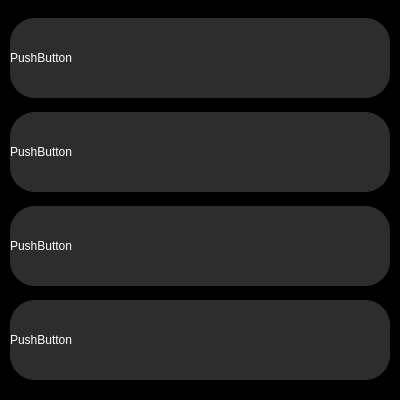
Old version of the form gui/main_page.ui in the repository AlbertLiDesign/ChatBot2024.
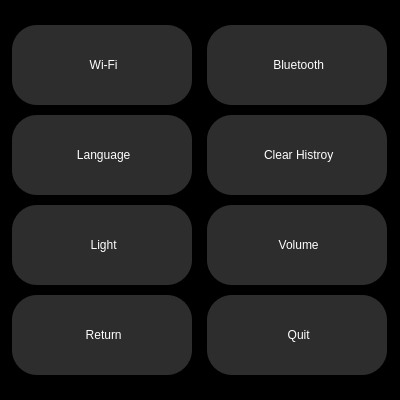
New version of the form. The open tabs and pages were chosen to show the change. Icons and pictures are not drawn.

Patch:
```diff
--- a/gui/main_page.ui
+++ b/gui/main_page.ui
@@ -1960,8 +1960,16 @@
               </rect>
              </property>
              <layout class="QGridLayout" name="gridLayout">
+              <item row="3" column="0">
+               <layout class="QGridLayout" name="setting_grid_layout">
+                <property name="horizontalSpacing">
+                 <number>15</number>
+                </property>
+                <property name="verticalSpacing">
+                 <number>10</number>
+                </property>
               <item row="0" column="0">
-               <widget class="QPushButton" name="pushButton">
+                 <widget class="QPushButton" name="wifi_btn">
                 <property name="sizePolicy">
                  <sizepolicy hsizetype="Fixed" vsizetype="Fixed">
                   <horstretch>0</horstretch>
@@ -1970,13 +1978,13 @@
                 </property>
                 <property name="minimumSize">
                  <size>
-                  <width>350</width>
-                  <height>60</height>
+                    <width>180</width>
+                    <height>80</height>
                  </size>
                 </property>
                 <property name="maximumSize">
                  <size>
-                  <width>380</width>
+                    <width>180</width>
                   <height>80</height>
                  </size>
                 </property>
@@ -2160,7 +2168,7 @@
     color:rgb(255,255,255);
 	font: 15pt &quot;Segoe UI&quot;;
     border-radius: 25px;/* 设置圆角半径 */
-	text-align : left
+	qproperty-icon:url(:/wifi/300ppi/wifi_w.png)
 }
 
 
@@ -2177,233 +2185,18 @@
 }</string>
                 </property>
                 <property name="text">
-                 <string>PushButton</string>
-                </property>
-               </widget>
-              </item>
-              <item row="3" column="0">
-               <widget class="QPushButton" name="pushButton_4">
-                <property name="sizePolicy">
-                 <sizepolicy hsizetype="Fixed" vsizetype="Fixed">
-                  <horstretch>0</horstretch>
-                  <verstretch>0</verstretch>
-                 </sizepolicy>
-                </property>
-                <property name="minimumSize">
+                   <string> Wi-Fi</string>
+                  </property>
+                  <property name="iconSize">
                  <size>
-                  <width>350</width>
-                  <height>60</height>
-                 </size>
-                </property>
-                <property name="maximumSize">
-                 <size>
-                  <width>380</width>
-                  <height>80</height>
-                 </size>
-                </property>
-                <property name="palette">
-                 <palette>
-                  <active>
-                   <colorrole role="WindowText">
-                    <brush brushstyle="SolidPattern">
-                     <color alpha="255">
-                      <red>255</red>
-                      <green>255</green>
-                      <blue>255</blue>
-                     </color>
-                    </brush>
-                   </colorrole>
-                   <colorrole role="Button">
-                    <brush brushstyle="SolidPattern">
-                     <color alpha="255">
-                      <red>45</red>
-                      <green>45</green>
-                      <blue>45</blue>
-                     </color>
-                    </brush>
-                   </colorrole>
-                   <colorrole role="Text">
-                    <brush brushstyle="SolidPattern">
-                     <color alpha="255">
-                      <red>255</red>
-                      <green>255</green>
-                      <blue>255</blue>
-                     </color>
-                    </brush>
-                   </colorrole>
-                   <colorrole role="ButtonText">
-                    <brush brushstyle="SolidPattern">
-                     <color alpha="255">
-                      <red>255</red>
-                      <green>255</green>
-                      <blue>255</blue>
-                     </color>
-                    </brush>
-                   </colorrole>
-                   <colorrole role="Base">
-                    <brush brushstyle="SolidPattern">
-                     <color alpha="255">
-                      <red>45</red>
-                      <green>45</green>
-                      <blue>45</blue>
-                     </color>
-                    </brush>
-                   </colorrole>
-                   <colorrole role="Window">
-                    <brush brushstyle="SolidPattern">
-                     <color alpha="255">
-                      <red>45</red>
-                      <green>45</green>
-                      <blue>45</blue>
-                     </color>
-                    </brush>
-                   </colorrole>
-                  </active>
-                  <inactive>
-                   <colorrole role="WindowText">
-                    <brush brushstyle="SolidPattern">
-                     <color alpha="255">
-                      <red>255</red>
-                      <green>255</green>
-                      <blue>255</blue>
-                     </color>
-                    </brush>
-                   </colorrole>
-                   <colorrole role="Button">
-                    <brush brushstyle="SolidPattern">
-                     <color alpha="255">
-                      <red>45</red>
-                      <green>45</green>
-                      <blue>45</blue>
-                     </color>
-                    </brush>
-                   </colorrole>
-                   <colorrole role="Text">
-                    <brush brushstyle="SolidPattern">
-                     <color alpha="255">
-                      <red>255</red>
-                      <green>255</green>
-                      <blue>255</blue>
-                     </color>
-                    </brush>
-                   </colorrole>
-                   <colorrole role="ButtonText">
-                    <brush brushstyle="SolidPattern">
-                     <color alpha="255">
-                      <red>255</red>
-                      <green>255</green>
-                      <blue>255</blue>
-                     </color>
-                    </brush>
-                   </colorrole>
-                   <colorrole role="Base">
-                    <brush brushstyle="SolidPattern">
-                     <color alpha="255">
-                      <red>45</red>
-                      <green>45</green>
-                      <blue>45</blue>
-                     </color>
-                    </brush>
-                   </colorrole>
-                   <colorrole role="Window">
-                    <brush brushstyle="SolidPattern">
-                     <color alpha="255">
-                      <red>45</red>
-                      <green>45</green>
-                      <blue>45</blue>
-                     </color>
-                    </brush>
-                   </colorrole>
-                  </inactive>
-                  <disabled>
-                   <colorrole role="WindowText">
-                    <brush brushstyle="SolidPattern">
-                     <color alpha="255">
-                      <red>255</red>
-                      <green>255</green>
-                      <blue>255</blue>
-                     </color>
-                    </brush>
-                   </colorrole>
-                   <colorrole role="Button">
-                    <brush brushstyle="SolidPattern">
-                     <color alpha="255">
-                      <red>45</red>
-                      <green>45</green>
-                      <blue>45</blue>
-                     </color>
-                    </brush>
-                   </colorrole>
-                   <colorrole role="Text">
-                    <brush brushstyle="SolidPattern">
-                     <color alpha="255">
-                      <red>255</red>
-                      <green>255</green>
-                      <blue>255</blue>
-                     </color>
-                    </brush>
-                   </colorrole>
-                   <colorrole role="ButtonText">
-                    <brush brushstyle="SolidPattern">
-                     <color alpha="255">
-                      <red>255</red>
-                      <green>255</green>
-                      <blue>255</blue>
-                     </color>
-                    </brush>
-                   </colorrole>
-                   <colorrole role="Base">
-                    <brush brushstyle="SolidPattern">
-                     <color alpha="255">
-                      <red>45</red>
-                      <green>45</green>
-                      <blue>45</blue>
-                     </color>
-                    </brush>
-                   </colorrole>
-                   <colorrole role="Window">
-                    <brush brushstyle="SolidPattern">
-                     <color alpha="255">
-                      <red>45</red>
-                      <green>45</green>
-                      <blue>45</blue>
-                     </color>
-                    </brush>
-                   </colorrole>
-                  </disabled>
-                 </palette>
-                </property>
-                <property name="styleSheet">
-                 <string notr="true">/* 默认状态 */
-QPushButton {
-    background-color: rgb(45,45,45);
-    border: none;
-    color:rgb(255,255,255);
-	font: 15pt &quot;Segoe UI&quot;;
-    border-radius: 25px;/* 设置圆角半径 */
-	text-align : left
-}
-
-
-/* 悬停状态 */
-QPushButton:hover {
-    background-color: rgb(70, 227, 162);
-	qproperty-icon: url(:/dia/300ppi/dia_b.png)
-}
-
-/* 按下状态 */
-QPushButton:pressed {
-    background-color: rgb(62, 204, 145);
-	qproperty-icon: url(:/dia/300ppi/dia_b.png)
-}</string>
-                </property>
-                <property name="text">
-                 <string>PushButton</string>
-                </property>
-               </widget>
-              </item>
-              <item row="2" column="0">
-               <widget class="QPushButton" name="pushButton_3">
+                    <width>32</width>
+                    <height>32</height>
+                   </size>
+                  </property>
+                 </widget>
+                </item>
+                <item row="0" column="1">
+                 <widget class="QPushButton" name="bluetooth_btn">
                 <property name="sizePolicy">
                  <sizepolicy hsizetype="Fixed" vsizetype="Fixed">
                   <horstretch>0</horstretch>
@@ -2412,13 +2205,13 @@
                 </property>
                 <property name="minimumSize">
                  <size>
-                  <width>350</width>
-                  <height>60</height>
+                    <width>180</width>
+                    <height>80</height>
                  </size>
                 </property>
                 <property name="maximumSize">
                  <size>
-                  <width>380</width>
+                    <width>180</width>
                   <height>80</height>
                  </size>
                 </property>
@@ -2602,7 +2395,7 @@
     color:rgb(255,255,255);
 	font: 15pt &quot;Segoe UI&quot;;
     border-radius: 25px;/* 设置圆角半径 */
-	text-align : left
+	qproperty-icon:url(:/bluetooth/300ppi/bluetooth_w.png)
 }
 
 
@@ -2619,12 +2412,18 @@
 }</string>
                 </property>
                 <property name="text">
-                 <string>PushButton</string>
+                   <string> Bluetooth</string>
+                  </property>
+                  <property name="iconSize">
+                   <size>
+                    <width>32</width>
+                    <height>32</height>
+                   </size>
                 </property>
                </widget>
               </item>
               <item row="1" column="0">
-               <widget class="QPushButton" name="pushButton_2">
+                 <widget class="QPushButton" name="language_btn">
                 <property name="sizePolicy">
                  <sizepolicy hsizetype="Fixed" vsizetype="Fixed">
                   <horstretch>0</horstretch>
@@ -2633,13 +2432,13 @@
                 </property>
                 <property name="minimumSize">
                  <size>
-                  <width>350</width>
-                  <height>60</height>
+                    <width>180</width>
+                    <height>80</height>
                  </size>
                 </property>
                 <property name="maximumSize">
                  <size>
-                  <width>380</width>
+                    <width>180</width>
                   <height>80</height>
                  </size>
                 </property>
@@ -2823,7 +2622,7 @@
     color:rgb(255,255,255);
 	font: 15pt &quot;Segoe UI&quot;;
     border-radius: 25px;/* 设置圆角半径 */
-	text-align : left
+	qproperty-icon:url(:/language/300ppi/language_w.png)
 }
 
 
@@ -2840,9 +2639,440 @@
 }</string>
                 </property>
                 <property name="text">
-                 <string>PushButton</string>
-                </property>
-               </widget>
+                   <string> Language</string>
+                  </property>
+                  <property name="iconSize">
+                   <size>
+                    <width>32</width>
+                    <height>32</height>
+                   </size>
+                  </property>
+                 </widget>
+                </item>
+                <item row="1" column="1">
+                 <widget class="QPushButton" name="clear_history_btn">
+                  <property name="sizePolicy">
+                   <sizepolicy hsizetype="Fixed" vsizetype="Fixed">
+                    <horstretch>0</horstretch>
+                    <verstretch>0</verstretch>
+                   </sizepolicy>
+                  </property>
+                  <property name="minimumSize">
+                   <size>
+                    <width>180</width>
+                    <height>80</height>
+                   </size>
+                  </property>
+                  <property name="maximumSize">
+                   <size>
+                    <width>180</width>
+                    <height>80</height>
+                   </size>
+                  </property>
+                  <property name="palette">
+                   <palette>
+                    <active>
+                     <colorrole role="WindowText">
+                      <brush brushstyle="SolidPattern">
+                       <color alpha="255">
+                        <red>255</red>
+                        <green>255</green>
+                        <blue>255</blue>
+                       </color>
+                      </brush>
+                     </colorrole>
+                     <colorrole role="Button">
+                      <brush brushstyle="SolidPattern">
+                       <color alpha="255">
+                        <red>45</red>
+                        <green>45</green>
+                        <blue>45</blue>
+                       </color>
+                      </brush>
+                     </colorrole>
+                     <colorrole role="Text">
+                      <brush brushstyle="SolidPattern">
+                       <color alpha="255">
+                        <red>255</red>
+                        <green>255</green>
+                        <blue>255</blue>
+                       </color>
+                      </brush>
+                     </colorrole>
+                     <colorrole role="ButtonText">
+                      <brush brushstyle="SolidPattern">
+                       <color alpha="255">
+                        <red>255</red>
+                        <green>255</green>
+                        <blue>255</blue>
+                       </color>
+                      </brush>
+                     </colorrole>
+                     <colorrole role="Base">
+                      <brush brushstyle="SolidPattern">
+                       <color alpha="255">
+                        <red>45</red>
+                        <green>45</green>
+                        <blue>45</blue>
+                       </color>
+                      </brush>
+                     </colorrole>
+                     <colorrole role="Window">
+                      <brush brushstyle="SolidPattern">
+                       <color alpha="255">
+                        <red>45</red>
+                        <green>45</green>
+                        <blue>45</blue>
+                       </color>
+                      </brush>
+                     </colorrole>
+                    </active>
+                    <inactive>
+                     <colorrole role="WindowText">
+                      <brush brushstyle="SolidPattern">
+                       <color alpha="255">
+                        <red>255</red>
+                        <green>255</green>
+                        <blue>255</blue>
+                       </color>
+                      </brush>
+                     </colorrole>
+                     <colorrole role="Button">
+                      <brush brushstyle="SolidPattern">
+                       <color alpha="255">
+                        <red>45</red>
+                        <green>45</green>
+                        <blue>45</blue>
+                       </color>
+                      </brush>
+                     </colorrole>
+                     <colorrole role="Text">
+                      <brush brushstyle="SolidPattern">
+                       <color alpha="255">
+                        <red>255</red>
+                        <green>255</green>
+                        <blue>255</blue>
+                       </color>
+                      </brush>
+                     </colorrole>
+                     <colorrole role="ButtonText">
+                      <brush brushstyle="SolidPattern">
+                       <color alpha="255">
+                        <red>255</red>
+                        <green>255</green>
+                        <blue>255</blue>
+                       </color>
+                      </brush>
+                     </colorrole>
+                     <colorrole role="Base">
+                      <brush brushstyle="SolidPattern">
+                       <color alpha="255">
+                        <red>45</red>
+                        <green>45</green>
+                        <blue>45</blue>
+                       </color>
+                      </brush>
+                     </colorrole>
+                     <colorrole role="Window">
+                      <brush brushstyle="SolidPattern">
+                       <color alpha="255">
+                        <red>45</red>
+                        <green>45</green>
+                        <blue>45</blue>
+                       </color>
+                      </brush>
+                     </colorrole>
+                    </inactive>
+                    <disabled>
+                     <colorrole role="WindowText">
+                      <brush brushstyle="SolidPattern">
+                       <color alpha="255">
+                        <red>255</red>
+                        <green>255</green>
+                        <blue>255</blue>
+                       </color>
+                      </brush>
+                     </colorrole>
+                     <colorrole role="Button">
+                      <brush brushstyle="SolidPattern">
+                       <color alpha="255">
+                        <red>45</red>
+                        <green>45</green>
+                        <blue>45</blue>
+                       </color>
+                      </brush>
+                     </colorrole>
+                     <colorrole role="Text">
+                      <brush brushstyle="SolidPattern">
+                       <color alpha="255">
+                        <red>255</red>
+                        <green>255</green>
+                        <blue>255</blue>
+                       </color>
+                      </brush>
+                     </colorrole>
+                     <colorrole role="ButtonText">
+                      <brush brushstyle="SolidPattern">
+                       <color alpha="255">
+                        <red>255</red>
+                        <green>255</green>
+                        <blue>255</blue>
+                       </color>
+                      </brush>
+                     </colorrole>
+                     <colorrole role="Base">
+                      <brush brushstyle="SolidPattern">
+                       <color alpha="255">
+                        <red>45</red>
+                        <green>45</green>
+                        <blue>45</blue>
+                       </color>
+                      </brush>
+                     </colorrole>
+                     <colorrole role="Window">
+                      <brush brushstyle="SolidPattern">
+                       <color alpha="255">
+                        <red>45</red>
+                        <green>45</green>
+                        <blue>45</blue>
+                       </color>
+                      </brush>
+                     </colorrole>
+                    </disabled>
+                   </palette>
+                  </property>
+                  <property name="styleSheet">
+                   <string notr="true">/* 默认状态 */
+QPushButton {
+    background-color: rgb(45,45,45);
+    border: none;
+    color:rgb(255,255,255);
+	font: 15pt &quot;Segoe UI&quot;;
+    border-radius: 25px;/* 设置圆角半径 */
+	qproperty-icon:url(:/history/300ppi/history_w.png)
+}
+
+
+/* 悬停状态 */
+QPushButton:hover {
+    background-color: rgb(70, 227, 162);
+	qproperty-icon: url(:/dia/300ppi/dia_b.png)
+}
+
+/* 按下状态 */
+QPushButton:pressed {
+    background-color: rgb(62, 204, 145);
+	qproperty-icon: url(:/dia/300ppi/dia_b.png)
+}</string>
+                  </property>
+                  <property name="text">
+                   <string> Clear Histroy</string>
+                  </property>
+                  <property name="iconSize">
+                   <size>
+                    <width>32</width>
+                    <height>32</height>
+                   </size>
+                  </property>
+                 </widget>
+                </item>
+                <item row="2" column="0">
+                 <widget class="QPushButton" name="light_btn">
+                  <property name="minimumSize">
+                   <size>
+                    <width>180</width>
+                    <height>80</height>
+                   </size>
+                  </property>
+                  <property name="maximumSize">
+                   <size>
+                    <width>180</width>
+                    <height>80</height>
+                   </size>
+                  </property>
+                  <property name="styleSheet">
+                   <string notr="true">/* 默认状态 */
+QPushButton {
+    background-color: rgb(45,45,45);
+    border: none;
+    color:rgb(255,255,255);
+	font: 15pt &quot;Segoe UI&quot;;
+    border-radius: 25px;/* 设置圆角半径 */
+	qproperty-icon:url(:/light/300ppi/light_w.png)
+}
+
+
+/* 悬停状态 */
+QPushButton:hover {
+    background-color: rgb(70, 227, 162);
+	qproperty-icon: url(:/dia/300ppi/dia_b.png)
+}
+
+/* 按下状态 */
+QPushButton:pressed {
+    background-color: rgb(62, 204, 145);
+	qproperty-icon: url(:/dia/300ppi/dia_b.png)
+}</string>
+                  </property>
+                  <property name="text">
+                   <string> Light</string>
+                  </property>
+                  <property name="iconSize">
+                   <size>
+                    <width>32</width>
+                    <height>32</height>
+                   </size>
+                  </property>
+                 </widget>
+                </item>
+                <item row="2" column="1">
+                 <widget class="QPushButton" name="volume_btn">
+                  <property name="minimumSize">
+                   <size>
+                    <width>180</width>
+                    <height>80</height>
+                   </size>
+                  </property>
+                  <property name="maximumSize">
+                   <size>
+                    <width>180</width>
+                    <height>80</height>
+                   </size>
+                  </property>
+                  <property name="styleSheet">
+                   <string notr="true">/* 默认状态 */
+QPushButton {
+    background-color: rgb(45,45,45);
+    border: none;
+    color:rgb(255,255,255);
+	font: 15pt &quot;Segoe UI&quot;;
+    border-radius: 25px;/* 设置圆角半径 */
+	qproperty-icon:url(:/volume/300ppi/volume_w.png)
+}
+
+
+/* 悬停状态 */
+QPushButton:hover {
+    background-color: rgb(70, 227, 162);
+	qproperty-icon: url(:/dia/300ppi/dia_b.png)
+}
+
+/* 按下状态 */
+QPushButton:pressed {
+    background-color: rgb(62, 204, 145);
+	qproperty-icon: url(:/dia/300ppi/dia_b.png)
+}</string>
+                  </property>
+                  <property name="text">
+                   <string> Volume</string>
+                  </property>
+                  <property name="iconSize">
+                   <size>
+                    <width>32</width>
+                    <height>32</height>
+                   </size>
+                  </property>
+                 </widget>
+                </item>
+                <item row="3" column="0">
+                 <widget class="QPushButton" name="return_btn">
+                  <property name="minimumSize">
+                   <size>
+                    <width>180</width>
+                    <height>80</height>
+                   </size>
+                  </property>
+                  <property name="maximumSize">
+                   <size>
+                    <width>180</width>
+                    <height>80</height>
+                   </size>
+                  </property>
+                  <property name="styleSheet">
+                   <string notr="true">/* 默认状态 */
+QPushButton {
+    background-color: rgb(45,45,45);
+    border: none;
+    color:rgb(255,255,255);
+	font: 15pt &quot;Segoe UI&quot;;
+    border-radius: 25px;/* 设置圆角半径 */
+	qproperty-icon:url(:/return/300ppi/return_w.png)
+}
+
+
+/* 悬停状态 */
+QPushButton:hover {
+    background-color: rgb(70, 227, 162);
+	qproperty-icon: url(:/dia/300ppi/dia_b.png)
+}
+
+/* 按下状态 */
+QPushButton:pressed {
+    background-color: rgb(62, 204, 145);
+	qproperty-icon: url(:/dia/300ppi/dia_b.png)
+}</string>
+                  </property>
+                  <property name="text">
+                   <string> Return</string>
+                  </property>
+                  <property name="iconSize">
+                   <size>
+                    <width>32</width>
+                    <height>32</height>
+                   </size>
+                  </property>
+                 </widget>
+                </item>
+                <item row="3" column="1">
+                 <widget class="QPushButton" name="quit_btn">
+                  <property name="minimumSize">
+                   <size>
+                    <width>180</width>
+                    <height>80</height>
+                   </size>
+                  </property>
+                  <property name="maximumSize">
+                   <size>
+                    <width>180</width>
+                    <height>80</height>
+                   </size>
+                  </property>
+                  <property name="styleSheet">
+                   <string notr="true">/* 默认状态 */
+QPushButton {
+    background-color: rgb(45,45,45);
+    border: none;
+    color:rgb(255,255,255);
+	font: 15pt &quot;Segoe UI&quot;;
+    border-radius: 25px;/* 设置圆角半径 */
+	qproperty-icon:url(:/quit/300ppi/quit_w.png)
+}
+
+
+/* 悬停状态 */
+QPushButton:hover {
+    background-color: rgb(70, 227, 162);
+	qproperty-icon: url(:/dia/300ppi/dia_b.png)
+}
+
+/* 按下状态 */
+QPushButton:pressed {
+    background-color: rgb(62, 204, 145);
+	qproperty-icon: url(:/dia/300ppi/dia_b.png)
+}</string>
+                  </property>
+                  <property name="text">
+                   <string> Quit</string>
+                  </property>
+                  <property name="iconSize">
+                   <size>
+                    <width>32</width>
+                    <height>32</height>
+                   </size>
+                  </property>
+                 </widget>
+                </item>
+               </layout>
               </item>
              </layout>
             </widget>
```
Left out of the diff: 262 changed lines with no effect on the pictures. Lines whose indentation alone changed are shown as unchanged.
